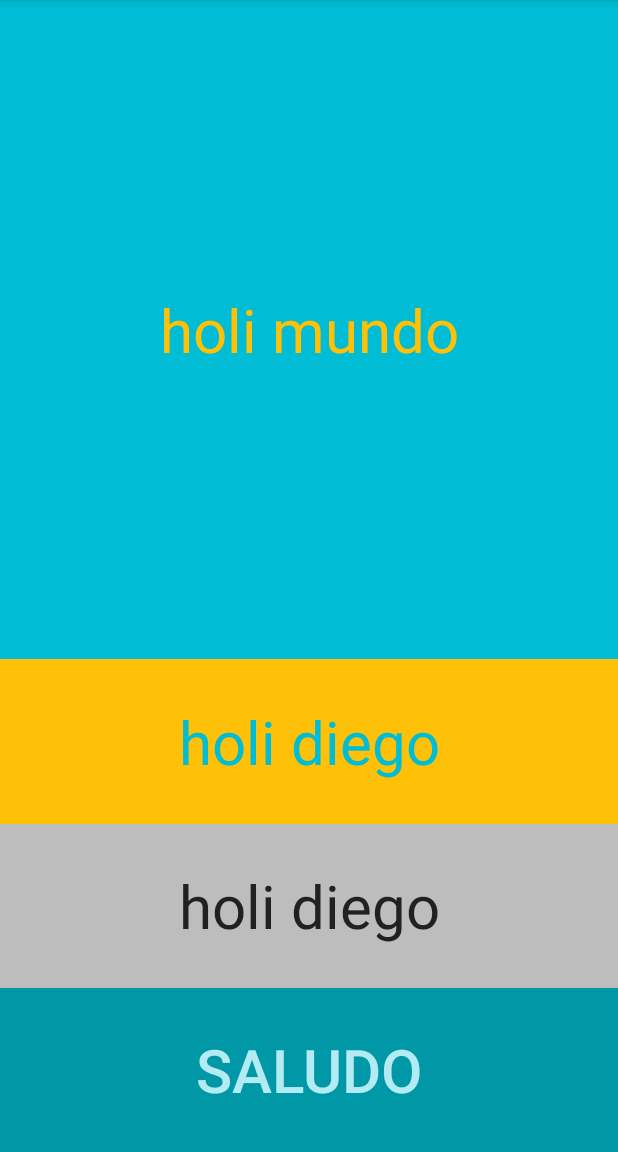
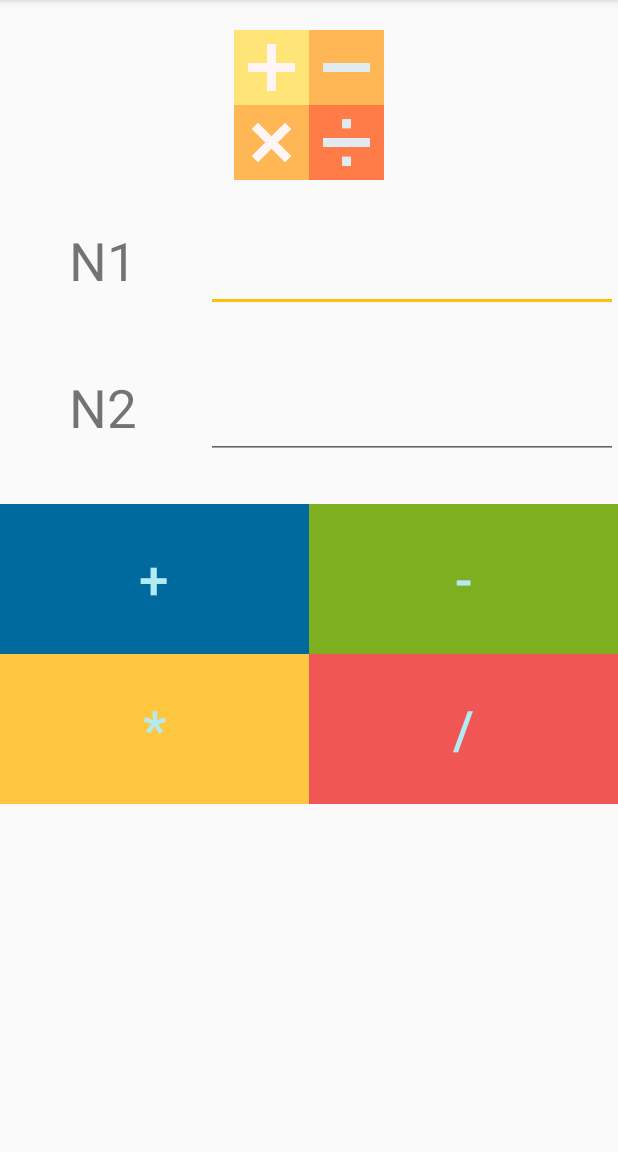
Before and after one commit to DiegoF1267/calculadoraApp, an Android app: the screen it shows after launch (MainActivity), on a phone screen of 412 x 824 dp, the part 84-1236 px from its top. Run offline under Robolectric (Android 15) with nearby library versions, the phone set to English and light mode, and no system bars.

Commit message:
Agregar base de la calculadora
Obtener los datos de los EditTxt en el activity
Generar el layout del activity
colores del layout y botones y tambien generamos txt

:wq

```diff
--- a/fuentes/calculadoraApp/app/src/main/java/cl/inacap/calculadoraapp/MainActivity.java
+++ b/fuentes/calculadoraApp/app/src/main/java/cl/inacap/calculadoraapp/MainActivity.java
@@ -4,16 +4,39 @@ import androidx.appcompat.app.AppCompatActivity;
 
 import android.os.Bundle;
 import android.view.View;
+import android.widget.EditText;
 import android.widget.Toast;
 
 public class MainActivity extends AppCompatActivity {
-
+    private EditText n1Txt;
+    private EditText n2Txt;
     @Override
     protected void onCreate(Bundle savedInstanceState) {
         super.onCreate(savedInstanceState);
         setContentView(R.layout.activity_main);
+        this.n1Txt=findViewById(R.id.n1Txt);
+        this.n2Txt=findViewById(R.id.n2Txt);
     }
-    public void saludar(View v){
-        Toast.makeText(this, "hola Al diego ", Toast.LENGTH_SHORT).show();
+
+    public void sumar (View v){
+        int n1 = Integer.parseInt(this.n1Txt.getText().toString());
+        int n2 = Integer.parseInt(this.n2Txt.getText().toString());
+        Toast.makeText(this, "La suma es"+(n1+n2), Toast.LENGTH_SHORT).show();
+
+    }
+    public void restar (View v){
+        int n1 = Integer.parseInt(this.n1Txt.getText().toString());
+        int n2 = Integer.parseInt(this.n2Txt.getText().toString());
+        Toast.makeText(this, "La resta es"+(n1-n2), Toast.LENGTH_SHORT).show();
+    }
+    public void multiplicar (View v){
+        int n1 = Integer.parseInt(this.n1Txt.getText().toString());
+        int n2 = Integer.parseInt(this.n2Txt.getText().toString());
+        Toast.makeText(this, "La multiplicacion es"+(n1*n2), Toast.LENGTH_SHORT).show();
+    }
+    public void divicion (View v){
+        int n1 = Integer.parseInt(this.n1Txt.getText().toString());
+        int n2 = Integer.parseInt(this.n2Txt.getText().toString());
+        Toast.makeText(this, "La multiplicacion es"+(n1*n2), Toast.LENGTH_SHORT).show();
     }
 }
--- a/fuentes/calculadoraApp/app/src/main/res/layout/activity_main.xml
+++ b/fuentes/calculadoraApp/app/src/main/res/layout/activity_main.xml
@@ -7,44 +7,111 @@
     android:orientation="vertical"
     tools:context=".MainActivity">
 
-    <TextView
-        android:background="@color/colorPrimary"
-        android:textColor="@color/colorAccent"
-        android:textSize="40sp"
-        android:gravity="center"
-        android:text="@string/texto1"
-        android:layout_weight="1"
+    <ImageView
+        android:src="@drawable/calculadora"
+        android:layout_width="wrap_content"
+        android:layout_height="@dimen/tamanioImagen"
+        android:layout_marginTop="@dimen/marginBase">
+    </ImageView>
+
+    <LinearLayout
+
         android:layout_width="match_parent"
-        android:layout_height="match_parent" ></TextView>
-
+        android:layout_height="wrap_content"
+        android:layout_marginTop="@dimen/marginBase"
+        android:orientation="horizontal">
        <TextView
            android:layout_width="match_parent"
-        android:layout_height="match_parent"
+           android:text="@string/n1Label"
+           android:gravity="center_horizontal"
            android:layout_weight="2"
-        android:background="@color/colorAccent"
-        android:gravity="center"
-        android:text="@string/texto2"
-        android:textColor="@color/colorPrimary"
-        android:textSize="40sp"></TextView>
+           android:textSize="@dimen/tamanioLetra"
+           android:layout_height="wrap_content">
+       </TextView>
+        <EditText
+            android:id="@+id/n1Txt"
+            android:inputType="number"
+            android:layout_weight="1"
+            android:textSize="@dimen/tamanioLetra"
+            android:layout_width="match_parent"
+            android:layout_height="wrap_content">
+        </EditText>
+    </LinearLayout>
 
+    <LinearLayout
+        android:layout_width="match_parent"
+        android:layout_height="wrap_content"
+        android:layout_marginTop="@dimen/marginBase2"
+        android:orientation="horizontal">
         <TextView
-        android:text="@string/texto2"
+            android:layout_width="match_parent"
+            android:text="@string/n2Label"
+            android:gravity="center_horizontal"
             android:layout_weight="2"
-        android:textSize="40sp"
-        android:gravity="center"
-        android:textColor="@color/primary_text"
-        android:background="@color/divider"
+            android:textSize="@dimen/tamanioLetra"
+            android:layout_height="wrap_content">
+        </TextView>
+        <EditText
+            android:id="@+id/n2Txt"
+            android:inputType="number"
+            android:layout_weight="1"
+            android:textSize="@dimen/tamanioLetra"
             android:layout_width="match_parent"
-        android:layout_height="match_parent"></TextView>
+            android:layout_height="wrap_content">
 
+        </EditText>
+    </LinearLayout>
+    <LinearLayout
+        android:layout_marginTop="@dimen/marginBase2"
+        android:layout_width="match_parent"
+        android:orientation="horizontal"
+        android:layout_height="wrap_content"
+        >
         <Button
-        android:layout_weight="2"
-        android:text="@string/btn_saludar"
-        android:textSize="40sp"
+            android:layout_width="match_parent"
+            android:text="@string/sumaText"
+            android:layout_weight="1"
+            android:onClick="sumar"
+            android:background="@color/colorSuma"
             android:textColor="@color/primary_light"
-        android:background="@color/colorPrimaryDark"
+            android:textSize="@dimen/tamanioLetra"
+            android:layout_height="@dimen/tamanioBtn">
+        </Button>
+        <Button
             android:layout_width="match_parent"
-        android:onClick="saludar"
-        android:layout_height="match_parent"></Button>
+            android:text="@string/restaText"
+            android:layout_weight="1"
+            android:onClick="restar"
+            android:background="@color/colorResta"
+            android:textColor="@color/primary_light"
+            android:textSize="@dimen/tamanioLetra"
+            android:layout_height="@dimen/tamanioBtn">
+        </Button>
+    </LinearLayout>
+    <LinearLayout
+        android:orientation="horizontal"
+        android:layout_width="match_parent"
+        android:layout_height="wrap_content">
+        <Button
+            android:layout_width="match_parent"
+            android:text="@string/multiplicacionText"
+            android:layout_weight="1"
+            android:onClick="multiplicar"
+            android:background="@color/colorMulti"
+            android:textColor="@color/primary_light"
+            android:textSize="@dimen/tamanioLetra"
+            android:layout_height="@dimen/tamanioBtn">
+        </Button>
+        <Button
+            android:layout_width="match_parent"
+            android:text="@string/divicionText"
+            android:layout_weight="1"
+            android:onClick="divicion"
+            android:background="@color/colorDiv"
+            android:textColor="@color/primary_light"
+            android:textSize="@dimen/tamanioLetra"
+            android:layout_height="@dimen/tamanioBtn">
 
+        </Button>
     </LinearLayout>
+</LinearLayout>
--- a/fuentes/calculadoraApp/app/src/main/res/values/colors.xml
+++ b/fuentes/calculadoraApp/app/src/main/res/values/colors.xml
@@ -8,4 +8,8 @@
     <color name="secondary_text">#757575</color>
     <color name="icons">#FFFFFF</color>
     <color name="divider">#BDBDBD</color>
+    <color name="colorSuma">#006a9e</color>
+    <color name="colorResta">#7daf20</color>
+    <color name="colorMulti">#ffc740</color>
+    <color name="colorDiv">#f05654</color>
 </resources>
--- /dev/null
+++ b/fuentes/calculadoraApp/app/src/main/res/values/dimens.xml
@@ -0,0 +1,8 @@
+<?xml version="1.0" encoding="utf-8"?>
+<resources>
+    <dimen name="marginBase">20dp</dimen>
+    <dimen name="tamanioImagen">100dp</dimen>
+    <dimen name="tamanioLetra">35sp</dimen>
+    <dimen name="marginBase2">30dp</dimen>
+    <dimen name="tamanioBtn">100dp</dimen>
+</resources>
--- a/fuentes/calculadoraApp/app/src/main/res/values/strings.xml
+++ b/fuentes/calculadoraApp/app/src/main/res/values/strings.xml
@@ -3,4 +3,10 @@
     <string name="texto1">holi mundo</string>
     <string name="texto2">holi diego</string>
     <string name="btn_saludar">saludo</string>
+    <string name="n1Label">N1</string>
+    <string name="n2Label">N2</string>
+    <string name="sumaText">+</string>
+    <string name="restaText">-</string>
+    <string name="multiplicacionText">*</string>
+    <string name="divicionText">/</string>
 </resources>
```
Also changed, not shown: fuentes/calculadoraApp/app/src/main/res/drawable/calculadora.png (added). Lines whose indentation alone changed are shown as unchanged.
